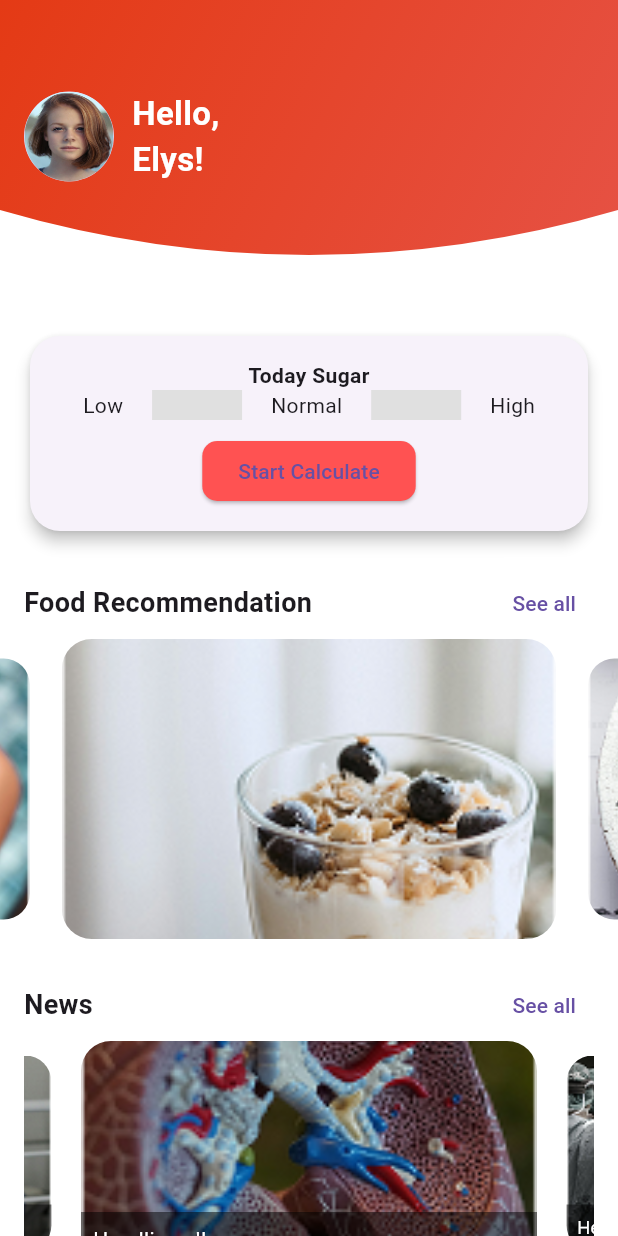
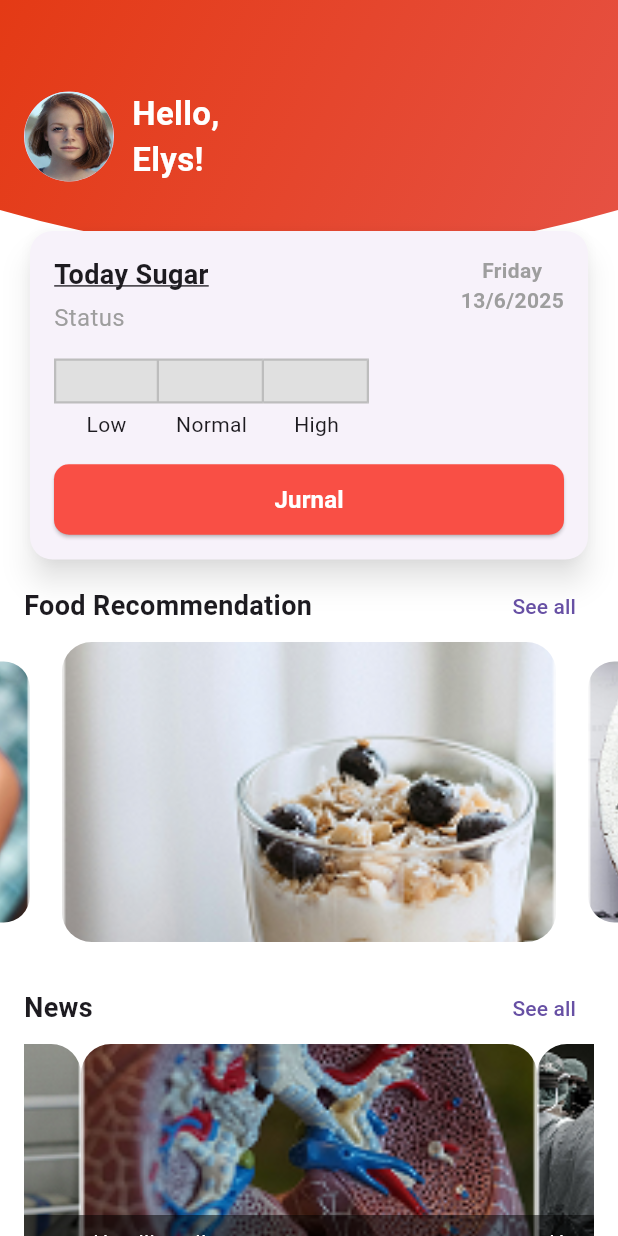
Before and after one commit to elys200/Asupan_Gula, a Flutter app: the DashboardScreen screen opened directly, on a phone screen of 412 x 824 dp. Run offline on Flutter 3.47's test engine with Material 3 defaults, Android fonts, the phone set to English and light mode, and no system bars; drawn by our look-alikes of carousel_slider; our stand-ins replace curved_navigation_bar, google_fonts, image_picker, quickalert.

Commit message:
Journal and Dashboard

```diff
--- a/lib/pages/dashboard.dart
+++ b/lib/pages/dashboard.dart
@@ -1,5 +1,9 @@
 import 'package:carousel_slider/carousel_slider.dart';
 import 'package:flutter/material.dart';
+import 'package:intl/intl.dart';
+
+// Enum to manage the state of the sugar status selector
+enum SugarStatus { none, low, normal, high }
 
 class DashboardScreen extends StatefulWidget {
   const DashboardScreen({super.key});
@@ -22,9 +26,58 @@ class _DashboardScreenState extends State<DashboardScreen> {
   ];
 
   int currentIndex = 0;
+  // State variable to track the selected sugar status
+  SugarStatus _selectedStatus = SugarStatus.none;
+
+  // Helper method to build the status selector boxes
+  Widget _buildStatusBox(SugarStatus status, String label) {
+    bool isSelected = _selectedStatus == status;
+
+    // Define custom borders for each box to make them stick together
+    final Border border;
+    if (status == SugarStatus.low) {
+      // The first box has a full border
+      const double boldWidth = 1.5;
+      border = Border.all(color: Colors.grey.shade400, width: boldWidth);
+    } else {
+      // Subsequent boxes have no left border to connect seamlessly
+      border = Border(
+        top: BorderSide(color: Colors.grey.shade400, width: 1.5),
+        bottom: BorderSide(color: Colors.grey.shade400, width: 1.5),
+        right: BorderSide(color: Colors.grey.shade400, width: 1.5),
+      );
+    }
+
+    return GestureDetector(
+      onTap: () {
+        setState(() {
+          _selectedStatus = status;
+        });
+      },
+      child: Column(
+        children: [
+          Container(
+            height: 30,
+            width: 70, // Made width smaller for a more compact look
+            // The margin property has been removed to allow boxes to stick together
+            decoration: BoxDecoration(
+              color: isSelected ? const Color(0xFFE65245) : Colors.grey[300],
+              border: border,
+            ),
+          ),
+          const SizedBox(height: 4),
+          Text(label),
+        ],
+      ),
+    );
+  }
 
   @override
   Widget build(BuildContext context) {
+    // Formatting the date to match the UI
+    final String formattedDate =
+        DateFormat('EEEE\nd/M/y').format(DateTime.now());
+
     return Scaffold(
       backgroundColor: Colors.white,
       body: SingleChildScrollView(
@@ -32,6 +85,8 @@ class _DashboardScreenState extends State<DashboardScreen> {
           children: [
             // Top Greeting
             Stack(
+              clipBehavior: Clip.none,
+              alignment: Alignment.center,
               children: [
                 ClipPath(
                   clipper: BottomCurveClipper(),
@@ -70,67 +125,102 @@ class _DashboardScreenState extends State<DashboardScreen> {
                     ],
                   ),
                 ),
-              ],
-            ),
-
-            const SizedBox(height: 20),
-
-            // Sugar Status Box
-            Padding(
-              padding: const EdgeInsets.symmetric(horizontal: 16.0),
+                // The new "Today Sugar" card is positioned to overlap the header slightly
+                Positioned(
+                  top: 150,
+                  left: 16,
+                  right: 16,
                   child: Card(
-                elevation: 4,
+                    elevation: 8,
+                    shadowColor: Colors.black54,
                     shape: RoundedRectangleBorder(
-                  borderRadius: BorderRadius.circular(20),
+                      borderRadius: BorderRadius.circular(15),
                     ),
                     child: Padding(
                       padding: const EdgeInsets.all(16.0),
                       child: Column(
+                        mainAxisSize: MainAxisSize.min,
                         children: [
-                      const Text(
-                        "Today Sugar",
-                        style: TextStyle(fontWeight: FontWeight.bold),
+                          Row(
+                            crossAxisAlignment: CrossAxisAlignment.start,
+                            children: [
+                              const Expanded(
+                                child: Column(
+                                  crossAxisAlignment: CrossAxisAlignment.start,
+                                  children: [
+                                    Text(
+                                      'Today Sugar',
+                                      style: TextStyle(
+                                        fontWeight: FontWeight.bold,
+                                        fontSize: 18,
+                                        decoration: TextDecoration.underline,
                                       ),
-                      Row(
-                        mainAxisAlignment: MainAxisAlignment.spaceEvenly,
-                        children: [
-                          const Text('Low'),
-                          Container(
-                            width: 60,
-                            height: 20,
-                            color: Colors.grey[300],
                                     ),
-                          const Text('Normal'),
-                          Container(
-                            width: 60,
-                            height: 20,
-                            color: Colors.grey[300],
-                          ),
-                          const Text('High'),
+                                    SizedBox(height: 4),
+                                    Text('Status',
+                                        style: TextStyle(
+                                            fontSize: 16, color: Colors.grey)),
                                   ],
                                 ),
-                      const SizedBox(height: 10),
-                      ElevatedButton(
+                              ),
+                              SizedBox(
+                                child: Text(
+                                  formattedDate,
+                                  textAlign: TextAlign.center,
+                                  style: const TextStyle(
+                                    fontWeight: FontWeight.bold,
+                                    color: Colors.grey,
+                                  ),
+                                ),
+                              ),
+                            ],
+                          ),
+                          const SizedBox(height: 16),
+                          // Interactive Status Selector
+                          Row(
+                            // Changed to MainAxisAlignment.start to align the group of boxes to the left
+                            mainAxisAlignment: MainAxisAlignment.start,
+                            children: [
+                              _buildStatusBox(SugarStatus.low, 'Low'),
+                              _buildStatusBox(SugarStatus.normal, 'Normal'),
+                              _buildStatusBox(SugarStatus.high, 'High'),
+                            ],
+                          ),
+                          const SizedBox(height: 16),
+                          // Jurnal Button
+                          SizedBox(
+                            width: double.infinity,
+                            child: ElevatedButton(
                               onPressed: () {
-                          Navigator.pushNamed(context, '/perhitungan_gula');
+                                Navigator.pushNamed(context, '/jurnal');
                               },
                               style: ElevatedButton.styleFrom(
-                          backgroundColor: Colors.redAccent,
+                                backgroundColor: const Color(0xFFF94F45),
+                                foregroundColor: Colors.white,
                                 shape: RoundedRectangleBorder(
                                   borderRadius: BorderRadius.circular(10),
                                 ),
+                                padding:
+                                    const EdgeInsets.symmetric(vertical: 12),
                               ),
-                        child: const Text('Start Calculate'),
+                              child: const Text(
+                                'Jurnal',
+                                style: TextStyle(
+                                    fontSize: 16, fontWeight: FontWeight.bold),
+                              ),
+                            ),
                           ),
                         ],
                       ),
                     ),
                   ),
                 ),
+              ],
+            ),
+            // Added space to account for the new, larger card
+            const SizedBox(height: 180),
 
-            const SizedBox(height: 20),
-
-            // Food Recommendation Title
+            // Food Recommendation Section
             Padding(
               padding: const EdgeInsets.symmetric(horizontal: 16.0),
               child: Row(
@@ -149,8 +239,6 @@ class _DashboardScreenState extends State<DashboardScreen> {
                 ],
               ),
             ),
-
-            // Food Recommendation Carousel
             CarouselSlider(
               items: imageAssets.map((assetPath) {
                 return GestureDetector(
@@ -181,7 +269,7 @@ class _DashboardScreenState extends State<DashboardScreen> {
 
             const SizedBox(height: 20),
 
-            // News Section Title
+            // News Section
             Padding(
               padding: const EdgeInsets.symmetric(horizontal: 16.0),
               child: Row(
@@ -200,8 +288,6 @@ class _DashboardScreenState extends State<DashboardScreen> {
                 ],
               ),
             ),
-
-            // News Carousel
             Padding(
               padding: const EdgeInsets.symmetric(horizontal: 16.0),
               child: CarouselSlider(
@@ -246,10 +332,12 @@ class _DashboardScreenState extends State<DashboardScreen> {
                 options: CarouselOptions(
                   height: 150,
                   autoPlay: true,
-                  enlargeCenterPage: true,
+                  enlargeCenterPage: false,
+                  viewportFraction: 0.8,
                 ),
               ),
             ),
+            const SizedBox(height: 20),
           ],
         ),
       ),
@@ -261,10 +349,10 @@ class BottomCurveClipper extends CustomClipper<Path> {
   @override
   Path getClip(Size size) {
     Path path = Path();
-    path.lineTo(0, size.height - 60);
+    path.lineTo(0, size.height - 60); // Start point adjusted for card overlap
 
     var controlPoint = Offset(size.width / 2, size.height);
-    var endPoint = Offset(size.width, size.height - 60);
+    var endPoint = Offset(size.width, size.height - 60); // End point adjusted
 
     path.quadraticBezierTo(
       controlPoint.dx,
--- a/lib/pages/jurnal.dart
+++ b/lib/pages/jurnal.dart
@@ -5,6 +5,7 @@ class JurnalPage extends StatelessWidget {
 
   @override
   Widget build(BuildContext context) {
+
     final List<Map<String, dynamic>> jurnalData = [
       {
         'tanggal': 'Senin, 10 April 2025',
--- a/lib/pages/perhitungan_gula.dart
+++ b/lib/pages/perhitungan_gula.dart
@@ -1,6 +1,6 @@
 import 'package:flutter/material.dart';
 import 'package:intl/intl.dart';
-import 'hitung.dart'; // pastikan halaman ini ada
+import 'hitung.dart';
 
 class PerhitunganGulaPage extends StatefulWidget {
   const PerhitunganGulaPage({super.key});
@@ -13,14 +13,6 @@ class _PerhitunganGulaPageState extends State<PerhitunganGulaPage> {
   String? selectedWaktuMakan = 'Makan Siang';
   DateTime selectedDate = DateTime.now();
   final makananList = [
-    {'nama': 'Telur Rebus', 'jumlah': '2 sedang'},
-    {'nama': 'Salad Sayur', 'jumlah': '1 mangkok'},
-    {'nama': 'Dada ayam', 'jumlah': '150 gram'},
-  ];
-  String? selectedWaktuMakan = 'Makan Siang';
-  DateTime selectedDate = DateTime.now();
-
-  final List<Map<String, String>> makananList = [
     {'nama': 'Telur Rebus', 'jumlah': '2 sedang'},
     {'nama': 'Salad Sayur', 'jumlah': '1 mangkok'},
     {'nama': 'Dada ayam', 'jumlah': '150 gram'},
@@ -105,9 +97,11 @@ class _PerhitunganGulaPageState extends State<PerhitunganGulaPage> {
       context: context,
       builder: (BuildContext context) {
         return AlertDialog(
-          shape: RoundedRectangleBorder(borderRadius: BorderRadius.circular(20)),
+          shape:
+              RoundedRectangleBorder(borderRadius: BorderRadius.circular(20)),
           contentPadding: const EdgeInsets.all(24),
-          insetPadding: const EdgeInsets.symmetric(horizontal: 24, vertical: 100),
+          insetPadding:
+              const EdgeInsets.symmetric(horizontal: 24, vertical: 100),
           content: SizedBox(
             width: double.maxFinite,
             child: Column(
@@ -143,7 +137,8 @@ class _PerhitunganGulaPageState extends State<PerhitunganGulaPage> {
                           Navigator.of(context).pop();
                           Navigator.push(
                             context,
-                            MaterialPageRoute(builder: (_) => const HitungPage()),
+                            MaterialPageRoute(
+                                builder: (_) => const HitungPage()),
                           );
                         },
                         style: ElevatedButton.styleFrom(
@@ -172,15 +167,12 @@ class _PerhitunganGulaPageState extends State<PerhitunganGulaPage> {
   Widget build(BuildContext context) {
     return Scaffold(
       backgroundColor: Colors.redAccent,
-      backgroundColor: Colors.redAccent,
       appBar: AppBar(
         title: const Text('Perhitungan'),
         backgroundColor: Colors.redAccent,
         elevation: 0,
-        elevation: 0,
         leading: IconButton(
           icon: const Icon(Icons.arrow_back),
-          onPressed: () => Navigator.pop(context),
           onPressed: () => Navigator.pop(context),
         ),
         actions: const [
@@ -307,7 +299,8 @@ class _PerhitunganGulaPageState extends State<PerhitunganGulaPage> {
                         title: Text(item['nama']!),
                         subtitle: Text(item['jumlah']!),
                         trailing: IconButton(
-                          icon: const Icon(Icons.delete, color: Colors.redAccent),
+                          icon:
+                              const Icon(Icons.delete, color: Colors.redAccent),
                           onPressed: () => _hapusMakanan(index),
                         ),
                       ),
@@ -325,7 +318,8 @@ class _PerhitunganGulaPageState extends State<PerhitunganGulaPage> {
                 onPressed: _showPopupDialog,
                 style: ElevatedButton.styleFrom(
                   backgroundColor: Colors.redAccent,
-                  padding: const EdgeInsets.symmetric(horizontal: 30, vertical: 12),
+                  padding:
+                      const EdgeInsets.symmetric(horizontal: 30, vertical: 12),
                   shape: RoundedRectangleBorder(
                     borderRadius: BorderRadius.circular(12),
                   ),
```
Also changed, not shown: pubspec.yaml (+5 -5 lines), lib/pages/perhitungan_gula_page.dart (added), pubspec.lock. Lines whose indentation alone changed are shown as unchanged.
